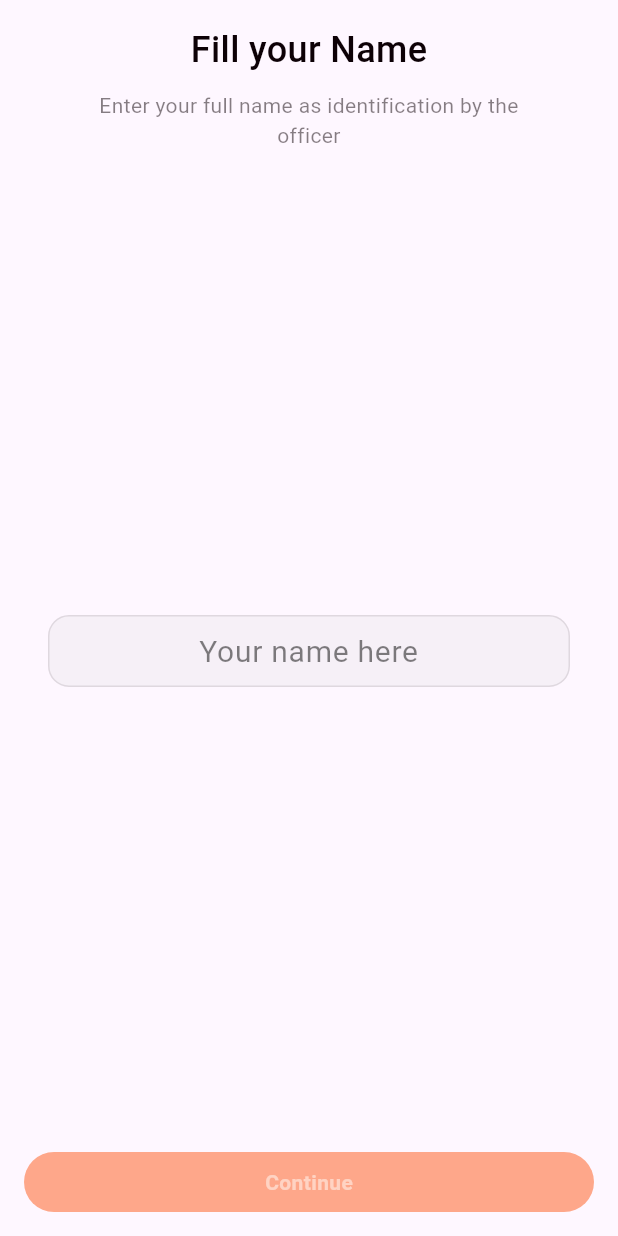
After one commit to 4thePeepsTeam/Si-Rene, a Flutter app: the UserNamePage screen opened directly, on a phone screen of 412 x 824 dp. The commit adds this screen. Run offline on Flutter 3.47's test engine with Material 3 defaults, Android fonts, the phone set to English and light mode, and no system bars; our stand-ins replace cloud_firestore, firebase_auth, firebase_core, flutter_map, flutter_svg, google_sign_in and 3 more; missing offline and left inert: agora_rtc_engine, open_route_service; accounts and stored records are empty; generated files the repository leaves out were written again.

Commit message:
start creating name form (ui part)

```diff
--- a/lib/auth/page/auth_page.dart
+++ b/lib/auth/page/auth/auth_page.dart
@@ -1,8 +1,9 @@
 import 'package:flutter/material.dart';
-import 'package:sirene/auth/page/component/bottomText/bottom_text.dart';
-import 'package:sirene/auth/page/component/headerLogo/header_logo.dart';
+import 'package:sirene/auth/page/auth/component/bottomText/bottom_text.dart';
+import 'package:sirene/auth/page/auth/component/headerLogo/header_logo.dart';
+import 'package:sirene/auth/page/auth/component/loginButton/login_button.dart';
+import 'package:sirene/auth/page/userName/user_name_page.dart';
 import 'package:sirene/callPage/home_call.dart';
-import 'package:sirene/auth/page/component/loginButton/login_button.dart';
 import 'package:sirene/officer/page/home/home_page.dart';
 
 class AuthPage extends StatefulWidget {
@@ -45,7 +46,7 @@ class _AuthPageState extends State<AuthPage> {
                         buttonColor: Color.fromRGBO(255, 87, 20, 1),
                         buttonText: "Continue with Google as User",
                         textColor: Colors.white,
-                        widget: HomeCall(),
+                        widget: UserNamePage(),
                       ),
 
                       SizedBox(height: 10),
--- /dev/null
+++ b/lib/auth/page/userName/component/continue/continue.dart
@@ -0,0 +1,35 @@
+import 'package:flutter/material.dart';
+
+class Continue extends StatefulWidget {
+  const Continue({ super.key });
+
+  @override
+  State <Continue> createState() => _ContinueState();
+}
+
+class _ContinueState extends State<Continue> {
+  @override
+  Widget build(BuildContext context) {
+
+    Size size = MediaQuery.of(context).size;
+
+    return Container(
+      width: size.width,
+      padding: const EdgeInsets.all(10),
+      decoration: BoxDecoration(
+        color: const Color.fromRGBO(255, 87, 20, 0.5),
+        borderRadius: BorderRadius.circular(size.height),
+      ),
+      child: const Center(
+        child: Text(
+          "Continue",
+          style: TextStyle(
+            color: Color.fromRGBO(255, 254, 251, 0.5),
+            fontSize: 14,
+            fontWeight: FontWeight.w600
+          ),
+        ),
+      ),
+    );
+  }
+}
--- /dev/null
+++ b/lib/auth/page/userName/component/header/header.dart
@@ -0,0 +1,40 @@
+import 'package:flutter/material.dart';
+
+class Header extends StatefulWidget {
+  const Header({ super.key });
+
+  @override
+  State <Header> createState() => _HeaderState();
+}
+
+class _HeaderState extends State<Header> {
+  @override
+  Widget build(BuildContext context) {
+    return Container(
+      child: const Column(
+        crossAxisAlignment: CrossAxisAlignment.center,
+        children: [
+          Text(
+            "Fill your Name",
+            style: TextStyle(
+              fontSize: 24,
+              color: Color.fromRGBO(13, 1, 6, 1),
+              fontWeight: FontWeight.w500,
+            ),
+          ),
+
+          SizedBox(height: 10),
+
+          Text(
+            "Enter your full name as identification by the\nofficer",
+            style: TextStyle(
+              fontSize: 14,
+              color: Color.fromRGBO(13, 1, 6, 0.5),
+            ),
+            textAlign: TextAlign.center,
+          ),
+        ],
+      ),
+    );
+  }
+}
--- /dev/null
+++ b/lib/auth/page/userName/component/nameForm/name_form.dart
@@ -0,0 +1,56 @@
+import 'package:flutter/material.dart';
+
+class NameForm extends StatefulWidget {
+  const NameForm({ super.key });
+
+  @override
+  State <NameForm> createState() => _NameFormState();
+}
+
+class _NameFormState extends State<NameForm> {
+
+  String name = "";
+
+  @override
+  Widget build(BuildContext context) {
+
+    Size size = MediaQuery.of(context).size;
+
+    return Padding(
+      padding: const EdgeInsets.all(16),
+      child: Center(
+        child: TextField(
+          decoration: InputDecoration(
+            filled: true,
+            fillColor: Color.fromRGBO(0, 0, 0, 0.03),
+            contentPadding: const EdgeInsets.all(0),
+            enabledBorder: OutlineInputBorder(
+              borderSide: const BorderSide(
+                color: Color.fromRGBO(13, 1, 6, 0.1),
+                width: 1,
+              ),
+              borderRadius: BorderRadius.circular(14),
+            ),
+            focusedBorder: OutlineInputBorder(
+              borderSide: const BorderSide(
+                color: Color.fromRGBO(255, 87, 20, 1),
+                width: 2,
+              ),
+              borderRadius: BorderRadius.circular(14),
+            ),
+            hintText: "Your name here",
+            hintStyle: const TextStyle(
+              color: Color.fromRGBO(0, 0, 0, 0.5),
+              fontSize: 20,
+            ),
+          ),
+          textAlign: TextAlign.center,
+          onChanged: (value) {
+            name = value;
+            debugPrint(name);
+          },
+        )
+      ),
+    );
+  }
+}
--- /dev/null
+++ b/lib/auth/page/userName/user_name_page.dart
@@ -0,0 +1,35 @@
+import 'package:flutter/material.dart';
+import 'package:sirene/auth/page/userName/component/continue/continue.dart';
+import 'package:sirene/auth/page/userName/component/header/header.dart';
+import 'package:sirene/auth/page/userName/component/nameForm/name_form.dart';
+
+class UserNamePage extends StatefulWidget {
+  const UserNamePage({ super.key });
+
+  @override
+  State <UserNamePage> createState() => _UserNamePageState();
+}
+
+class _UserNamePageState extends State<UserNamePage> {
+  @override
+  Widget build(BuildContext context) {
+    return Scaffold(
+      body: SafeArea(
+        child: Padding(
+          padding: const EdgeInsets.all(16),
+          child: Column(
+            mainAxisAlignment: MainAxisAlignment.spaceBetween,
+            crossAxisAlignment: CrossAxisAlignment.center,
+            children: [
+              Header(),
+
+              NameForm(),
+
+              Continue(),
+            ],
+          ),
+        ),
+      ),
+    );
+  }
+}
--- a/lib/main.dart
+++ b/lib/main.dart
@@ -1,7 +1,7 @@
 import 'package:firebase_core/firebase_core.dart';
 import 'package:flutter/material.dart';
 import 'package:flutter/services.dart';
-import 'package:sirene/auth/page/auth_page.dart';
+import 'package:sirene/auth/page/auth/auth_page.dart';
 import 'package:sirene/globalData/firebase_options.dart';
 
 Future <void> main() async {
--- a/lib/officer/page/call/component/callAction/call_action.dart
+++ b/lib/officer/page/call/component/callAction/call_action.dart
@@ -1,6 +1,4 @@
 import 'package:flutter/material.dart';
-import 'package:sirene/globalData/agora_data.dart';
-import 'package:sirene/globalData/firestore_data.dart';
 import 'package:sirene/officer/page/call/component/callAction/component/hangUpAction/hang_up_action.dart';
 import 'package:sirene/officer/page/call/component/callAction/component/muteAction/mute_action.dart';
 import 'package:sirene/officer/page/call/component/callAction/component/speakerAction/speaker_action.dart';
--- a/lib/officer/page/home/component/callAlert/component/content/content.dart
+++ b/lib/officer/page/home/component/callAlert/component/content/content.dart
@@ -3,10 +3,10 @@ import 'package:sirene/officer/page/home/component/callAlert/component/content/c
 import 'package:sirene/officer/page/home/component/callAlert/component/content/component/alertHeader/alert_header.dart';
 
 class Content extends StatefulWidget {
-  const Content({ Key? key }) : super(key: key);
+  const Content({ super.key });
 
   @override
-  _ContentState createState() => _ContentState();
+  State <Content> createState() => _ContentState();
 }
 
 class _ContentState extends State<Content> {
```
Also changed, not shown: lib/auth/page/auth/component/bottomText/bottom_text.dart (renamed from lib/auth/page/component/bottomText/bottom_text.dart), lib/auth/page/auth/component/headerLogo/header_logo.dart (renamed from lib/auth/page/component/headerLogo/header_logo.dart), lib/auth/page/auth/component/loginButton/login_button.dart (renamed from lib/auth/page/component/loginButton/login_button.dart).
